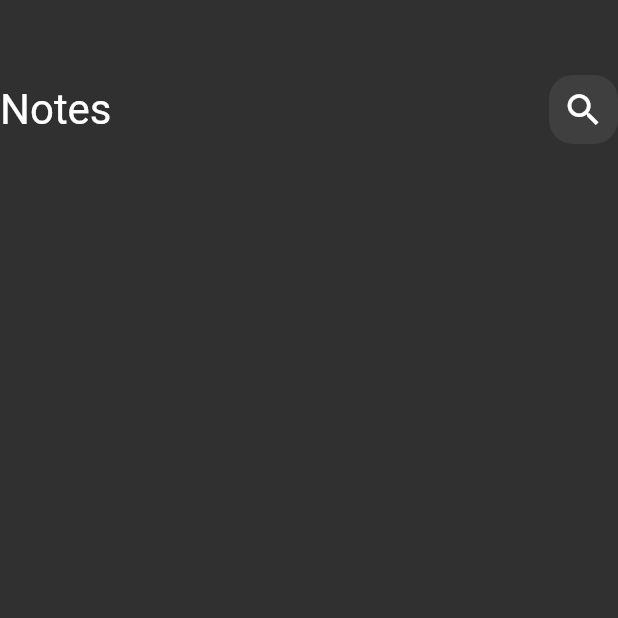
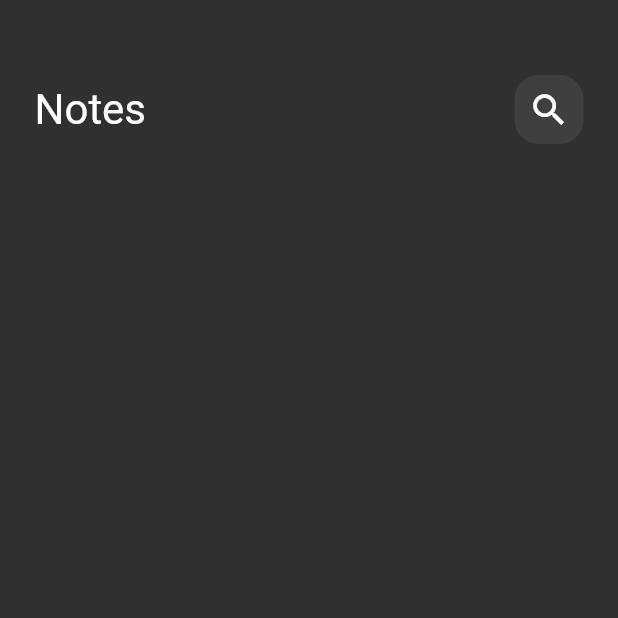
Before and after one commit to abdorady2022001/-abdelrhman, a Flutter app: the screen it shows after launch, on a phone screen of 412 x 824 dp, the top half of it. Run offline on Flutter 3.47's test engine with Material 2 defaults, Android fonts, the light colour scheme and no system bars.

Commit message:
Create a change in the margins of the page so that the page is equal

```diff
--- a/sampleprojecject/lib/view/widgets/notes_view_body.dart
+++ b/sampleprojecject/lib/view/widgets/notes_view_body.dart
@@ -7,13 +7,16 @@ class NotesViewBody extends StatelessWidget {
 
   @override
   Widget build(BuildContext context) {
-    return Column(
+    return Padding(
+      padding: const EdgeInsets.symmetric(horizontal: 23),
+      child: Column(
         children: const [
           SizedBox(
             height: 50,
           ),
           CutomAppBar()
         ],
+      ),
     );
   }
 }
```
Lines whose indentation alone changed are shown as unchanged.
